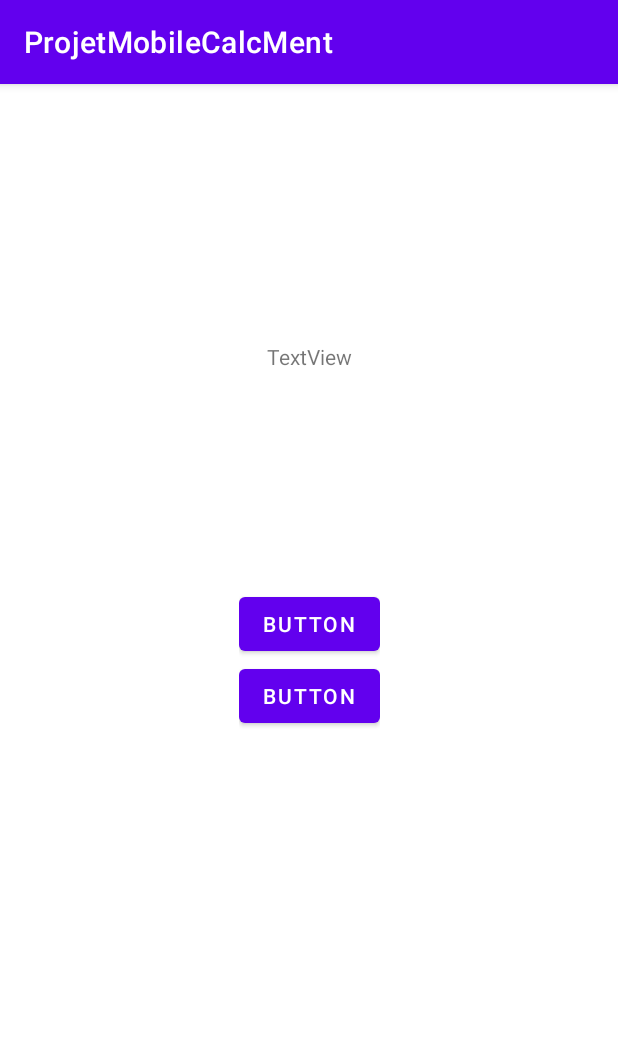
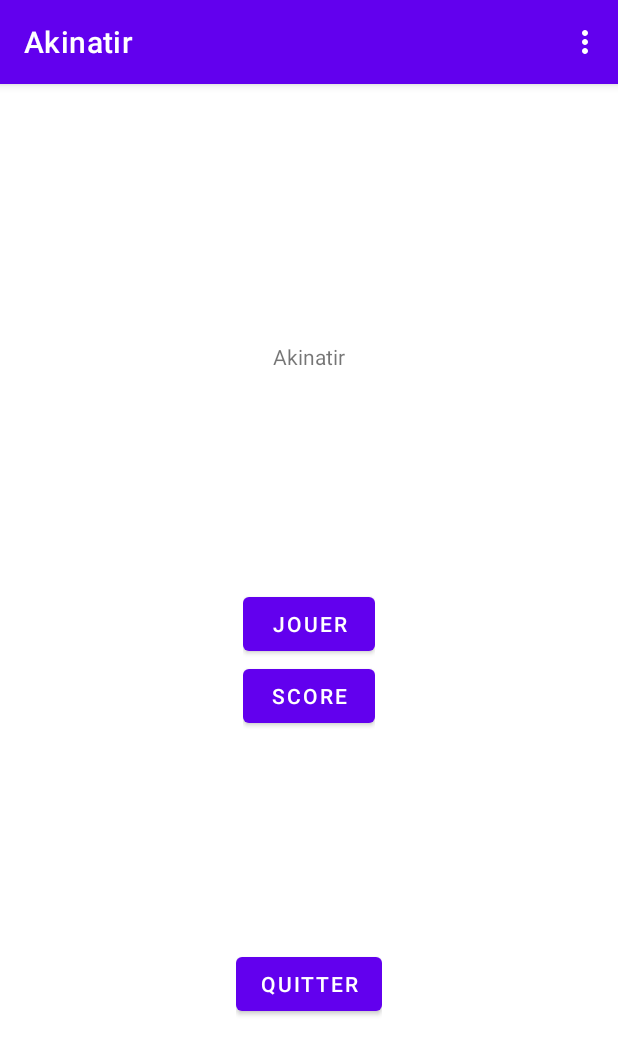
Before and after one commit to Vanysh3d/ProjetMobileCalcMent, an Android app: the HomeScreen screen opened directly, with no data from a screen before it, on a phone screen of 412 x 824 dp. Shown: the top 1055 px of the screen. Run offline under Robolectric (Android 15) with nearby library versions, the phone set to English and light mode, and no system bars.

Commit message:
ajout des bouton et du menu pour le homescreen

```diff
--- a/app/src/main/java/com/example/ProjectMobileCalcMent/HomeScreen.java
+++ b/app/src/main/java/com/example/ProjectMobileCalcMent/HomeScreen.java
@@ -1,6 +1,8 @@
 package com.example.ProjectMobileCalcMent;
 
 import android.os.Bundle;
+import android.view.Menu;
+import android.view.MenuItem;
 
 import androidx.activity.EdgeToEdge;
 import androidx.appcompat.app.AppCompatActivity;
@@ -23,4 +25,30 @@ public class HomeScreen extends AppCompatActivity {
             return insets;
         });
     }
+
+    @Override
+    public boolean onCreateOptionsMenu(Menu menu) {
+        // Inflate the menu; this adds items to the action bar if it is present.
+        getMenuInflater().inflate(R.menu.main_menu, menu);
+        return true;
+    }
+
+    @Override
+    public boolean onOptionsItemSelected(MenuItem item) {
+        // Handle action bar item clicks here. The action bar will
+        // automatically handle clicks on the Home/Up button, so long
+        // as you specify a parent activity in AndroidManifest.xml.
+        int id = item.getItemId();
+
+        //noinspection SimplifiableIfStatement
+        if (id == R.id.menu_about) {
+            // Handle the about action
+            return true;
+        } else if (id == R.id.menu_settings) {
+            // Handle the settings action
+            return true;
+        }
+
+        return super.onOptionsItemSelected(item);
+    }
 }
--- a/app/src/main/res/layout/activity_home_screen.xml
+++ b/app/src/main/res/layout/activity_home_screen.xml
@@ -21,7 +21,7 @@
             android:id="@+id/textView"
             android:layout_width="wrap_content"
             android:layout_height="wrap_content"
-            android:text="TextView" />
+            android:text="@string/app_name" />
     </LinearLayout>
 
     <LinearLayout
@@ -34,16 +34,33 @@
         app:layout_constraintTop_toTopOf="parent">
 
         <Button
-            android:id="@+id/button2"
+            android:id="@+id/button_play"
             android:layout_width="match_parent"
             android:layout_height="wrap_content"
-            android:text="Button" />
+            android:text="@string/play_button" />
 
         <Button
-            android:id="@+id/button"
+            android:id="@+id/button_score"
             android:layout_width="wrap_content"
             android:layout_height="wrap_content"
-            android:text="Button" />
+            android:text="@string/score_button" />
+    </LinearLayout>
+
+    <LinearLayout
+        android:layout_width="wrap_content"
+        android:layout_height="wrap_content"
+        android:orientation="vertical"
+        app:layout_constraintBottom_toBottomOf="parent"
+        app:layout_constraintLeft_toLeftOf="parent"
+        app:layout_constraintRight_toRightOf="parent"
+        app:layout_constraintTop_toTopOf="parent"
+        app:layout_constraintVertical_bias="0.8">
+
+        <Button
+            android:id="@+id/button_quit"
+            android:layout_width="match_parent"
+            android:layout_height="wrap_content"
+            android:text="@string/exit_button" />
     </LinearLayout>
 
 </androidx.constraintlayout.widget.ConstraintLayout>
--- /dev/null
+++ b/app/src/main/res/menu/main_menu.xml
@@ -0,0 +1,11 @@
+<?xml version="1.0" encoding="utf-8"?>
+<menu xmlns:android="http://schemas.android.com/apk/res/android">
+    <item
+        android:id="@+id/menu_about"
+        android:title="@string/about_button"
+        android:orderInCategory="100" />
+    <item
+        android:id="@+id/menu_settings"
+        android:title="Paramètres"
+        android:orderInCategory="101" />
+</menu>
--- a/app/src/main/res/values/strings.xml
+++ b/app/src/main/res/values/strings.xml
@@ -1,3 +1,7 @@
 <resources>
-    <string name="app_name">ProjetMobileCalcMent</string>
+    <string name="app_name">Akinatir</string>
+    <string name="play_button">Jouer</string>
+    <string name="score_button">Score</string>
+    <string name="about_button">À propos</string>
+    <string name="exit_button">Quitter</string>
 </resources>
```
Also changed, not shown: 1 other file.
